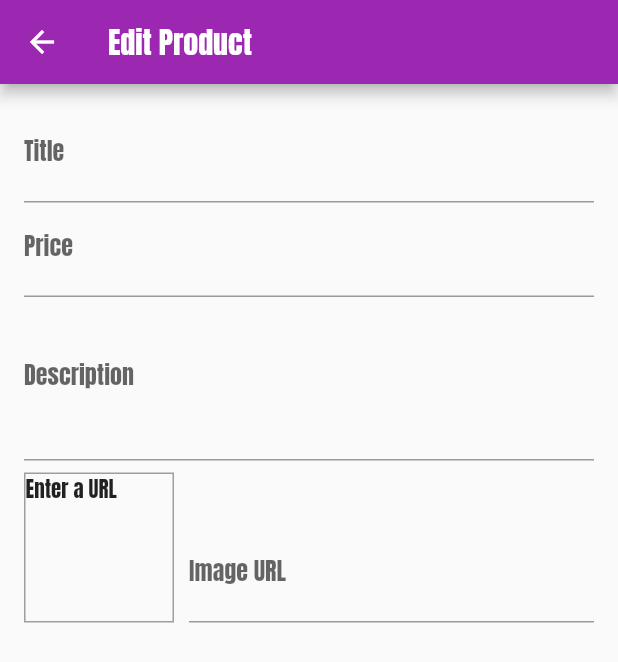
After one commit to AhmedElemam98/shopApp, a Flutter app: the EditProductScreen screen opened by its route, on a phone screen of 412 x 824 dp. The commit adds this screen. Shown: the top 662 px of the screen. Run offline on Flutter 3.47's test engine with Material 2 defaults, Android fonts, the phone set to English and light mode, and no system bars; network calls fail.

Commit message:
Edit Product Screen Added with form

```diff
--- a/lib/main.dart
+++ b/lib/main.dart
@@ -8,6 +8,7 @@ import './screens/product_detail_screen.dart';
 import 'screens/cart_screen.dart';
 import 'screens/orders_screen.dart';
 import 'screens/user_products_screen.dart';
+import 'screens/edit_product_screen.dart';
 
 
 void main() => runApp(
@@ -42,6 +43,8 @@ class MyApp extends StatelessWidget {
           CartScreen.routeName: (ctx) => CartScreen(),
           OrdersScreen.routeName:(ctx)=> OrdersScreen(),
           UserProductsScreen.routeName:(ctx)=>UserProductsScreen(),
+          EditProductScreen.routeName:(ctx)=>EditProductScreen(),
+
         },
       ),
     );
--- /dev/null
+++ b/lib/screens/edit_product_screen.dart
@@ -0,0 +1,110 @@
+import 'package:flutter/material.dart';
+
+class EditProductScreen extends StatefulWidget {
+  static final routeName = '/edit_product';
+  @override
+  _EditProductScreenState createState() => _EditProductScreenState();
+}
+
+class _EditProductScreenState extends State<EditProductScreen> {
+  final _priceFocusNode = FocusNode();
+  final _descriptionFocusNode = FocusNode();
+  final _imageUrlController = TextEditingController();
+  final _imageUrlFocusNode = FocusNode();
+
+  @override
+  void initState() {
+    _imageUrlFocusNode.addListener(_updateImageUrl);
+    //Kol aMa Y7sl focus 2pdate
+    //Here I tell flutter That i wanna excute this function when you listen to new focus
+    //It's here a pointer not _updateImageUrl() with () so not excute now
+    super.initState();
+  }
+
+  @override
+  void dispose() {
+    _priceFocusNode.dispose();
+    _descriptionFocusNode.dispose();
+    _imageUrlController.dispose();
+    _imageUrlFocusNode.dispose();
+    _imageUrlFocusNode.removeListener(_updateImageUrl);
+    super.dispose();
+  }
+
+  void _updateImageUrl() {
+    //3mltha 3lshan elsora tt3'er telqa2y awl mtla3 mel morb3 Bt3ha
+    if (!_imageUrlFocusNode.hasFocus) {
+      setState(() {
+      });
+    }
+  }
+
+  @override
+  Widget build(BuildContext context) {
+    return Scaffold(
+      appBar: AppBar(
+        title: Text('Edit Product'),
+      ),
+      body: Padding(
+        padding: EdgeInsets.all(16.0),
+        child: Form(
+          child: ListView(
+            children: <Widget>[
+              TextFormField(
+                decoration: InputDecoration(
+                  labelText: 'Title',
+                ),
+                textInputAction: TextInputAction.next,
+                onFieldSubmitted: (_) {
+                  FocusScope.of(context).requestFocus(_priceFocusNode);
+                },
+              ),
+              TextFormField(
+                decoration: InputDecoration(labelText: 'Price'),
+                keyboardType: TextInputType.phone,
+                textInputAction: TextInputAction.next,
+                focusNode: _priceFocusNode,
+                onFieldSubmitted: (_) {
+                  FocusScope.of(context).requestFocus(_descriptionFocusNode);
+                },
+              ),
+              TextFormField(
+                decoration: InputDecoration(labelText: 'Description'),
+                textInputAction: TextInputAction.newline,
+                maxLines: 3,
+                focusNode: _descriptionFocusNode,
+              ),
+              Row(
+                crossAxisAlignment: CrossAxisAlignment.end,
+                children: <Widget>[
+                  Container(
+                    height: 100,
+                    width: 100,
+                    margin: EdgeInsets.only(top: 8, right: 10),
+                    decoration: BoxDecoration(
+                        border: Border.all(width: 1, color: Colors.grey)),
+                    child: _imageUrlController.text.isEmpty
+                        ? Text('Enter a URL')
+                        : FittedBox(
+                            child: Image.network(_imageUrlController.text),
+                            fit: BoxFit.cover,
+                          ),
+                  ),
+                  Expanded(
+                    child: TextFormField(
+                      decoration: InputDecoration(labelText: 'Image URL'),
+                      keyboardType: TextInputType.url,
+                      textInputAction: TextInputAction.done,
+                      controller: _imageUrlController,
+                      focusNode: _imageUrlFocusNode,
+                    ),
+                  )
+                ],
+              )
+            ],
+          ),
+        ),
+      ),
+    );
+  }
+}
--- a/lib/screens/user_products_screen.dart
+++ b/lib/screens/user_products_screen.dart
@@ -3,6 +3,7 @@ import 'package:provider/provider.dart';
 import '../providers/products.dart';
 import '../widgets/user_product_item.dart';
 import '../widgets/app_drawer.dart';
+import './edit_product_screen.dart';
 
 class UserProductsScreen extends StatelessWidget {
   static final routeName = "/user_products";
@@ -16,7 +17,9 @@ class UserProductsScreen extends StatelessWidget {
         actions: <Widget>[
           IconButton(
             icon: const Icon(Icons.add),
-            onPressed: () {},
+            onPressed: () {
+              Navigator.of(context).pushNamed(EditProductScreen.routeName);
+            },
           )
         ],
       ),
```
